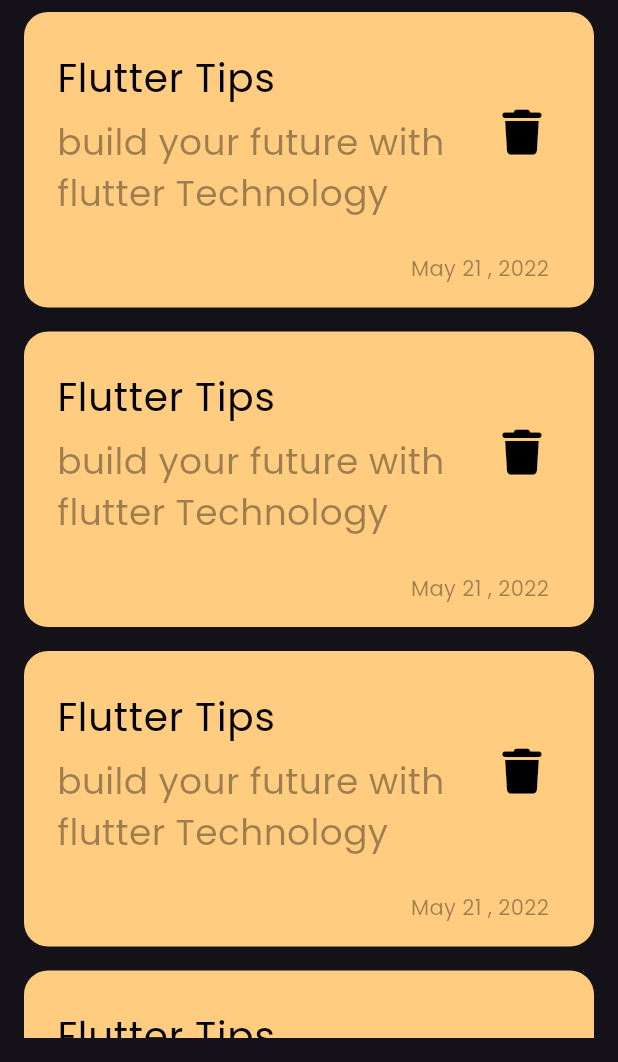
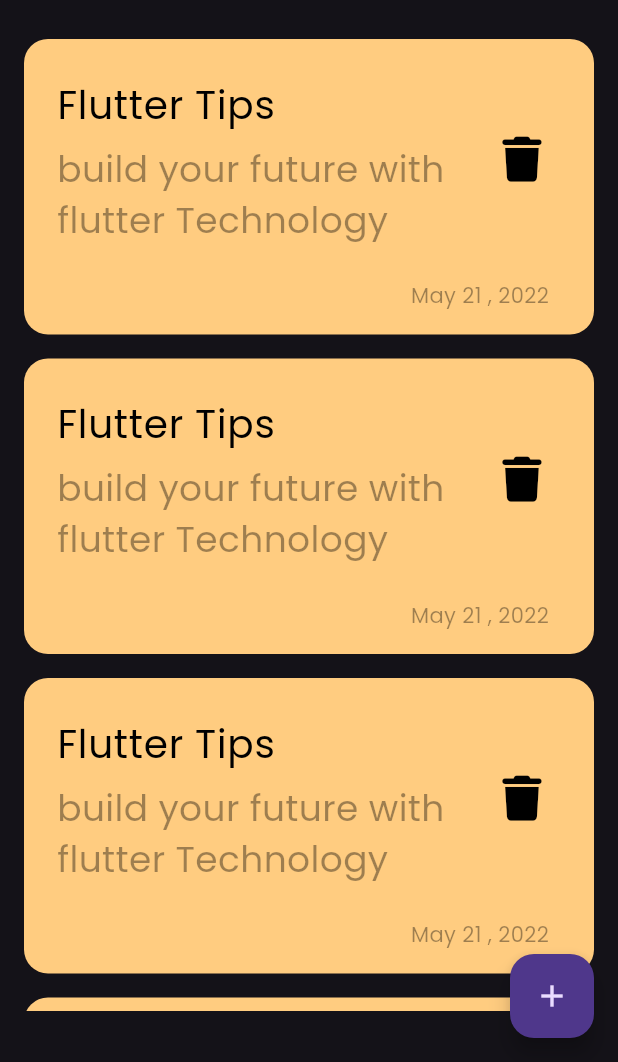
Before and after one commit to AhmedGabr74/Notes-App, a Flutter app: the screen it shows after launch, on a phone screen of 412 x 824 dp, the part 174-1236 px from its top. Run offline on Flutter 3.47's test engine with Material 3 defaults, Android fonts, the phone set to English and light mode, and no system bars; our stand-ins replace font_awesome_flutter.

Commit message:
Create Floating Action Botton & Note Container

```diff
--- a/lib/views/notes_view.dart
+++ b/lib/views/notes_view.dart
@@ -1,4 +1,5 @@
 import 'package:flutter/material.dart';
+import 'package:notes_app/widgets/add_note_bottom_sheet.dart';
 
 import 'notes_view_body.dart';
 
@@ -7,6 +8,22 @@ class NotesView extends StatelessWidget {
 
   @override
   Widget build(BuildContext context) {
-    return Scaffold(body: NotesViewBody());
+    return Scaffold(
+      floatingActionButton: FloatingActionButton(
+        onPressed: () {
+          showModalBottomSheet(
+            // shape: RoundedRectangleBorder(
+            //   borderRadius: BorderRadius.circular(16),
+            // ),
+            context: context,
+            builder: (context) {
+              return AddNoteBottomSheet();
+            },
+          );
+        },
+        child: Icon(Icons.add),
+      ),
+      body: NotesViewBody(),
+    );
   }
 }
--- a/lib/widgets/notes_list_view.dart
+++ b/lib/widgets/notes_list_view.dart
@@ -6,13 +6,17 @@ class NotesListView extends StatelessWidget {
 
   @override
   Widget build(BuildContext context) {
-    return ListView.builder(
+    return Padding(
+      padding: const EdgeInsets.symmetric(vertical: 18),
+      child: ListView.builder(
+        padding: EdgeInsets.zero,
         itemBuilder: (context, index) {
           return const Padding(
             padding: EdgeInsets.symmetric(vertical: 8),
             child: CustomNoteItem(),
           );
         },
+      ),
     );
   }
 }
```
Also changed, not shown: lib/widgets/add_note_bottom_sheet.dart (added, +14 -0 lines). Lines whose indentation alone changed are shown as unchanged.
